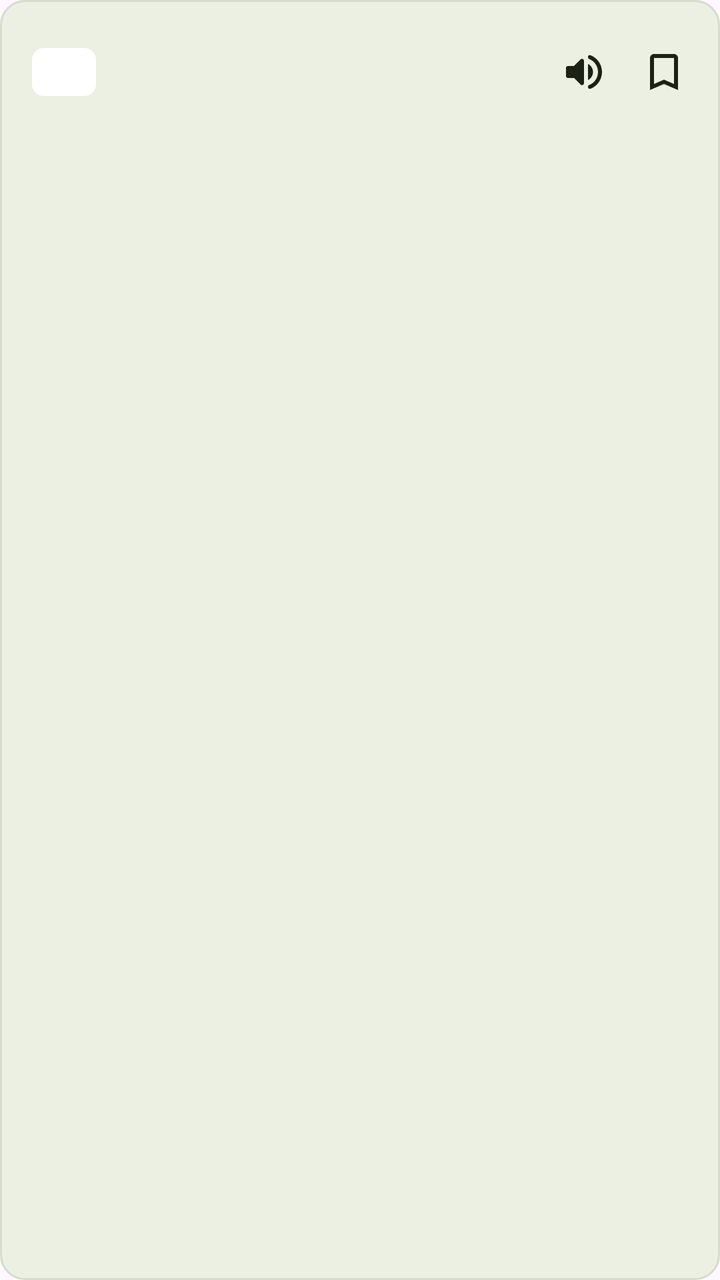
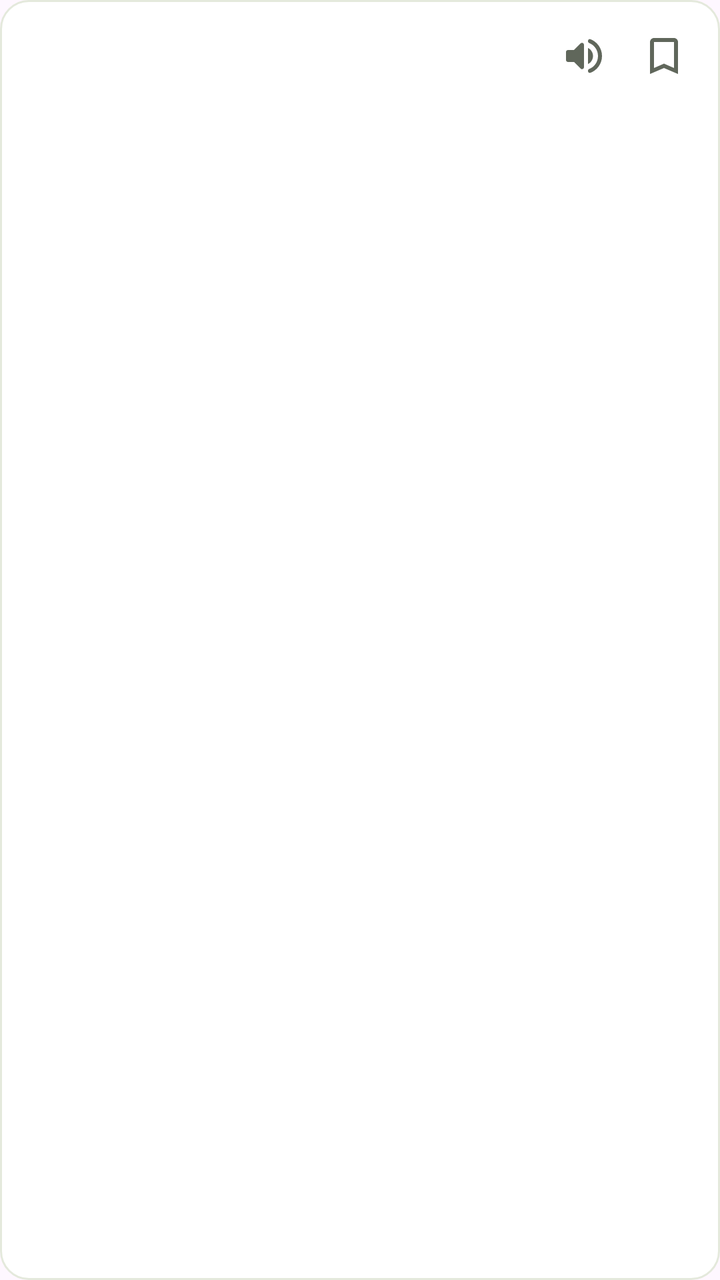

The first picture is an Android layout as it rendered before a commit; the second is the same layout after the commit. The layout source and the unified diff follow.
<!-- AndroidManifest.xml: application theme Theme.SubtitleTranslator -->
<!-- res/layout/item_word_entry.xml -->
<?xml version="1.0" encoding="utf-8"?>
<LinearLayout xmlns:android="http://schemas.android.com/apk/res/android"
    android:layout_width="match_parent"
    android:layout_height="wrap_content"
    android:orientation="horizontal"
    android:paddingStart="@dimen/word_card_padding"
    android:paddingTop="@dimen/word_card_padding"
    android:paddingEnd="@dimen/word_card_padding_end"
    android:paddingBottom="@dimen/word_card_padding"
    android:layout_marginTop="@dimen/word_card_spacing"
    android:background="@drawable/bg_card">

    
    <TextView
        android:id="@+id/tvDifficulty"
        android:layout_width="wrap_content"
        android:layout_height="24dp"
        android:layout_marginTop="8dp"
        android:minWidth="32dp"
        android:paddingHorizontal="8dp"
        android:gravity="center"
        android:textSize="11sp"
        android:textStyle="bold"
        android:textColor="@color/difficulty_medium_text"
        android:background="@drawable/bg_difficulty_tag" />

    
    <LinearLayout
        android:layout_width="0dp"
        android:layout_height="wrap_content"
        android:layout_weight="1"
        android:layout_marginStart="12dp"
        android:orientation="vertical">

        
        <LinearLayout
            android:layout_width="match_parent"
            android:layout_height="wrap_content"
            android:orientation="horizontal"
            android:gravity="center_vertical"
            android:baselineAligned="false">

            
            <LinearLayout
                android:layout_width="0dp"
                android:layout_height="wrap_content"
                android:layout_weight="1"
                android:orientation="horizontal"
                android:gravity="center_vertical"
                android:baselineAligned="false">

                <TextView
                    android:id="@+id/tvWord"
                    android:layout_width="wrap_content"
                    android:layout_height="wrap_content"
                    android:maxLines="1"
                    android:ellipsize="end"
                    android:textAppearance="@style/TextAppearance.SubtitleTranslator.Word" />

                <TextView
                    android:id="@+id/tvPhonetic"
                    android:layout_width="0dp"
                    android:layout_height="wrap_content"
                    android:layout_weight="1"
                    android:layout_marginStart="8dp"
                    android:maxLines="1"
                    android:ellipsize="end"
                    android:textAppearance="@style/TextAppearance.SubtitleTranslator.Phonetic" />
            </LinearLayout>

            
            <ImageButton
                android:id="@+id/btnPronounce"
                android:layout_width="@dimen/word_icon_size"
                android:layout_height="@dimen/word_icon_size"
                android:padding="@dimen/word_icon_padding"
                android:scaleType="fitCenter"
                android:background="?attr/selectableItemBackgroundBorderless"
                android:src="@drawable/ic_volume_up"
                android:contentDescription="@string/action_pronounce" />

            <ImageButton
                android:id="@+id/btnSaveWord"
                android:layout_width="@dimen/word_icon_size"
                android:layout_height="@dimen/word_icon_size"
                android:padding="@dimen/word_icon_padding"
                android:scaleType="fitCenter"
                android:background="?attr/selectableItemBackgroundBorderless"
                android:src="@drawable/ic_bookmark_border"
                android:contentDescription="@string/action_save_word" />
        </LinearLayout>

        
        <TextView
            android:id="@+id/tvMeanings"
            android:layout_width="match_parent"
            android:layout_height="wrap_content"
            android:layout_marginTop="2dp"
            android:layout_marginEnd="@dimen/word_icon_padding"
            android:textAppearance="@style/TextAppearance.SubtitleTranslator.Meaning" />
    </LinearLayout>

</LinearLayout>
<!-- resources referenced by this layout -->
<resources>
  <color name="difficulty_medium_text">#FF805700</color>
  <dimen name="word_card_padding">16dp</dimen>
  <dimen name="word_card_padding_end">8dp</dimen>
  <dimen name="word_card_spacing">12dp</dimen>
  <dimen name="word_icon_padding">8dp</dimen>
  <dimen name="word_icon_size">40dp</dimen>
  <!-- drawable bg_card (drawable) -->
  <?xml version="1.0" encoding="utf-8"?>
  <shape xmlns:android="http://schemas.android.com/apk/res/android"
      android:shape="rectangle">
      <solid android:color="@color/card_bg" />
      <stroke
          android:width="1dp"
          android:color="@color/card_stroke" />
      <corners android:radius="@dimen/card_radius" />
  </shape>
  <!-- drawable bg_difficulty_tag (drawable) -->
  <?xml version="1.0" encoding="utf-8"?>
  <shape xmlns:android="http://schemas.android.com/apk/res/android"
      android:shape="rectangle">
      <solid android:color="@android:color/white" />
      <corners android:radius="6dp" />
  </shape>
  <!-- drawable ic_bookmark_border (drawable) -->
  <?xml version="1.0" encoding="utf-8"?>
  <vector xmlns:android="http://schemas.android.com/apk/res/android"
      android:width="24dp"
      android:height="24dp"
      android:viewportWidth="24"
      android:viewportHeight="24"
      android:tint="@color/text_primary">
      <path
          android:fillColor="@android:color/white"
          android:pathData="M17,3H7c-1.1,0 -1.99,0.9 -1.99,2L5,21l7,-3 7,3V5c0,-1.1 -0.9,-2 -2,-2zM17,18l-5,-2.18L7,18V5h10v13z"/>
  </vector>
  <!-- drawable ic_volume_up (drawable) -->
  <?xml version="1.0" encoding="utf-8"?>
  <vector xmlns:android="http://schemas.android.com/apk/res/android"
      android:width="24dp"
      android:height="24dp"
      android:viewportWidth="24"
      android:viewportHeight="24"
      android:tint="@color/text_primary">
      <path
          android:fillColor="@android:color/white"
          android:pathData="M3,10v4c0,0.55 0.45,1 1,1h3l3.29,3.29c0.63,0.63 1.71,0.18 1.71,-0.71V6.41c0,-0.89 -1.08,-1.34 -1.71,-0.71L7,9H4c-0.55,0 -1,0.45 -1,1zM16.5,12c0,-1.77 -1.02,-3.29 -2.5,-4.03v8.05c1.48,-0.73 2.5,-2.25 2.5,-4.02zM14,4.45v0.2c0,0.38 0.25,0.71 0.6,0.85C17.18,6.53 19,9.06 19,12s-1.82,5.47 -4.4,6.5c-0.36,0.14 -0.6,0.47 -0.6,0.85v0.2c0,0.63 0.63,1.07 1.21,0.85C18.6,19.11 21,15.84 21,12s-2.4,-7.11 -5.79,-8.4c-0.58,-0.23 -1.21,0.22 -1.21,0.85z"/>
  </vector>
  <string name="action_pronounce">Pronounce</string>
  <string name="action_save_word">Save word</string>
  <style name="TextAppearance.SubtitleTranslator.Meaning" parent="TextAppearance.Material3.BodyMedium">
          <item name="android:textSize">14sp</item>
          <item name="android:textColor">@color/text_meaning</item>
          <item name="android:lineSpacingMultiplier">1.35</item>
      </style>
  <style name="TextAppearance.SubtitleTranslator.Phonetic" parent="TextAppearance.Material3.BodyMedium">
          <item name="android:textSize">13sp</item>
          <item name="android:textColor">@color/text_secondary</item>
      </style>
  <style name="TextAppearance.SubtitleTranslator.Word" parent="TextAppearance.Material3.TitleMedium">
          <item name="android:textSize">17sp</item>
          <item name="android:textStyle">bold</item>
          <item name="android:textColor">@color/text_primary</item>
      </style>
  <color name="card_bg">#FFECF0E3</color>
  <color name="card_stroke">#FFD5DCCB</color>
  <dimen name="card_radius">12dp</dimen>
  <color name="text_primary">#FF1C2116</color>
  <color name="text_meaning">#FF1C2116</color>
  <color name="text_secondary">#FF60675B</color>
  <color name="accent">#FF5E7D18</color>
  <color name="on_accent">#FFFFFFFF</color>
  <color name="accent_container">#FFE6F1C8</color>
  <color name="on_accent_container">#FF35450C</color>
  <color name="accent_dim">#FF49650F</color>
  <color name="surface_variant">#FFDDE3D2</color>
  <color name="screen_bg">#FFF6F7F2</color>
  <color name="surface_tile">#FFECF0E3</color>
  <color name="button_outline">#FFC8CEBF</color>
  <color name="stop_button">#FFB3261E</color>
  <!-- unchanged entries left out for length: 1 -->
</resources>

<!-- the commit's change to res/layout/item_word_entry.xml (unified diff, before → after) -->
@@ -1,25 +1,26 @@
 <?xml version="1.0" encoding="utf-8"?>
 <LinearLayout xmlns:android="http://schemas.android.com/apk/res/android"
+    xmlns:app="http://schemas.android.com/apk/res-auto"
     android:layout_width="match_parent"
     android:layout_height="wrap_content"
     android:orientation="horizontal"
     android:paddingStart="@dimen/word_card_padding"
-    android:paddingTop="@dimen/word_card_padding"
+    android:paddingTop="8dp"
     android:paddingEnd="@dimen/word_card_padding_end"
-    android:paddingBottom="@dimen/word_card_padding"
-    android:layout_marginTop="@dimen/word_card_spacing"
-    android:background="@drawable/bg_card">
+    android:paddingBottom="9dp"
+    android:layout_marginTop="6dp"
+    android:background="@drawable/bg_overlay_card">
 
     
     <TextView
         android:id="@+id/tvDifficulty"
         android:layout_width="wrap_content"
-        android:layout_height="24dp"
-        android:layout_marginTop="8dp"
-        android:minWidth="32dp"
-        android:paddingHorizontal="8dp"
+        android:layout_height="20dp"
+        android:layout_marginTop="10dp"
+        android:minWidth="24dp"
+        android:paddingHorizontal="6dp"
         android:gravity="center"
-        android:textSize="11sp"
+        android:textSize="10sp"
         android:textStyle="bold"
         android:textColor="@color/difficulty_medium_text"
         android:background="@drawable/bg_difficulty_tag" />
@@ -29,7 +30,7 @@
         android:layout_width="0dp"
         android:layout_height="wrap_content"
         android:layout_weight="1"
-        android:layout_marginStart="12dp"
+        android:layout_marginStart="10dp"
         android:orientation="vertical">
 
         
@@ -77,6 +78,7 @@
                 android:scaleType="fitCenter"
                 android:background="?attr/selectableItemBackgroundBorderless"
                 android:src="@drawable/ic_volume_up"
+                app:tint="@color/text_secondary"
                 android:contentDescription="@string/action_pronounce" />
 
             <ImageButton
@@ -87,6 +89,7 @@
                 android:scaleType="fitCenter"
                 android:background="?attr/selectableItemBackgroundBorderless"
                 android:src="@drawable/ic_bookmark_border"
+                app:tint="@color/text_secondary"
                 android:contentDescription="@string/action_save_word" />
         </LinearLayout>
 
@@ -95,9 +98,12 @@
             android:id="@+id/tvMeanings"
             android:layout_width="match_parent"
             android:layout_height="wrap_content"
-            android:layout_marginTop="2dp"
             android:layout_marginEnd="@dimen/word_icon_padding"
-            android:textAppearance="@style/TextAppearance.SubtitleTranslator.Meaning" />
+            android:maxLines="2"
+            android:ellipsize="end"
+            android:textSize="13sp"
+            android:textColor="@color/text_meaning"
+            android:lineSpacingMultiplier="1.25" />
     </LinearLayout>
 
 </LinearLayout>
<!-- resource entries referenced after the edit -->
@@ -3,25 +3,24 @@
   <color name="difficulty_medium_text">#FF805700</color>
   <dimen name="word_card_padding">16dp</dimen>
   <dimen name="word_card_padding_end">8dp</dimen>
-  <dimen name="word_card_spacing">12dp</dimen>
   <dimen name="word_icon_padding">8dp</dimen>
   <dimen name="word_icon_size">40dp</dimen>
-  <!-- drawable bg_card (drawable) -->
-  <?xml version="1.0" encoding="utf-8"?>
-  <shape xmlns:android="http://schemas.android.com/apk/res/android"
-      android:shape="rectangle">
-      <solid android:color="@color/card_bg" />
-      <stroke
-          android:width="1dp"
-          android:color="@color/card_stroke" />
-      <corners android:radius="@dimen/card_radius" />
-  </shape>
   <!-- drawable bg_difficulty_tag (drawable) -->
   <?xml version="1.0" encoding="utf-8"?>
   <shape xmlns:android="http://schemas.android.com/apk/res/android"
       android:shape="rectangle">
       <solid android:color="@android:color/white" />
       <corners android:radius="6dp" />
+  </shape>
+  <!-- drawable bg_overlay_card (drawable) -->
+  <?xml version="1.0" encoding="utf-8"?>
+  <shape xmlns:android="http://schemas.android.com/apk/res/android"
+      android:shape="rectangle">
+      <solid android:color="@color/overlay_card_bg" />
+      <stroke
+          android:width="1dp"
+          android:color="@color/overlay_card_stroke" />
+      <corners android:radius="14dp" />
   </shape>
   <!-- drawable ic_bookmark_border (drawable) -->
   <?xml version="1.0" encoding="utf-8"?>
@@ -49,11 +48,6 @@
   </vector>
   <string name="action_pronounce">Pronounce</string>
   <string name="action_save_word">Save word</string>
-  <style name="TextAppearance.SubtitleTranslator.Meaning" parent="TextAppearance.Material3.BodyMedium">
-          <item name="android:textSize">14sp</item>
-          <item name="android:textColor">@color/text_meaning</item>
-          <item name="android:lineSpacingMultiplier">1.35</item>
-      </style>
   <style name="TextAppearance.SubtitleTranslator.Phonetic" parent="TextAppearance.Material3.BodyMedium">
           <item name="android:textSize">13sp</item>
           <item name="android:textColor">@color/text_secondary</item>
@@ -63,9 +57,10 @@
           <item name="android:textStyle">bold</item>
           <item name="android:textColor">@color/text_primary</item>
       </style>
+  <color name="overlay_card_bg">#FFFFFFFF</color>
+  <color name="overlay_card_stroke">#FFE4E9DC</color>
   <color name="card_bg">#FFECF0E3</color>
   <color name="card_stroke">#FFD5DCCB</color>
-  <dimen name="card_radius">12dp</dimen>
   <color name="text_primary">#FF1C2116</color>
   <color name="text_meaning">#FF1C2116</color>
   <color name="text_secondary">#FF60675B</color>
